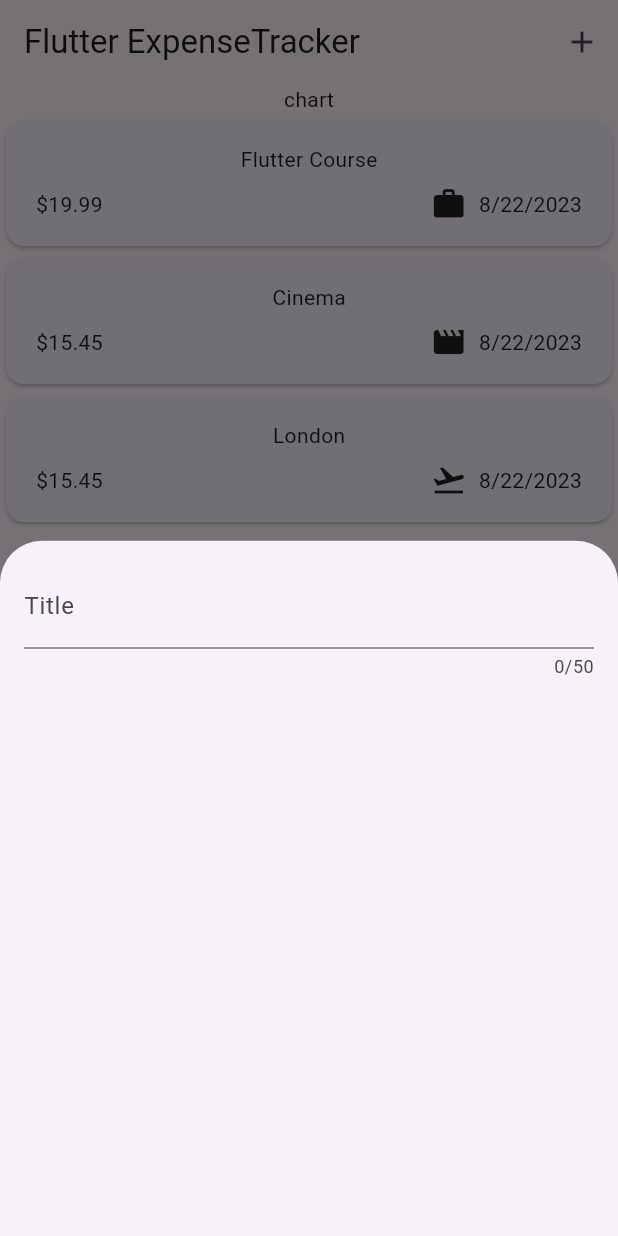
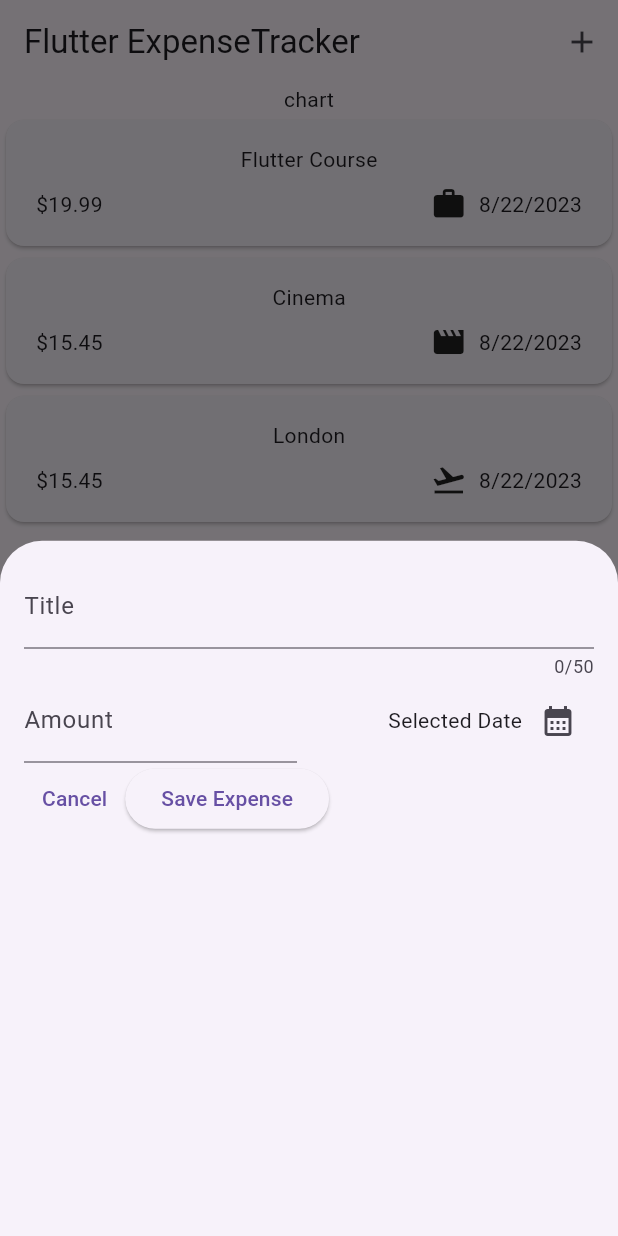
Before and after one commit to Gurjantrandahwa/expense_tracker_flutter_app, a Flutter app: the screen it shows after launch, after a tap on the "add" icon, on a phone screen of 412 x 824 dp. Run offline on Flutter 3.47's test engine with Material 2 defaults, Android fonts, the phone set to English and light mode, and no system bars.

Commit message:
expense tracker app implemented

```diff
--- a/lib/widgets/new_expense.dart
+++ b/lib/widgets/new_expense.dart
@@ -8,15 +8,80 @@ class NewExpense extends StatefulWidget {
 }
 
 class _NewExpenseState extends State<NewExpense> {
+  // var _enteredTitle = "";
+  //
+  // void _saveTitleInput(String inputValue) {
+  //   _enteredTitle = inputValue;
+  // }
+
+  final _titleController = TextEditingController();
+  final _amountController = TextEditingController();
+
+  @override
+  void dispose() {
+    _titleController.dispose();
+    _amountController.dispose();
+    super.dispose();
+  }
+  void _presentDatePicker(){
+    final now = DateTime.now();
+    final firstDate = DateTime(now.year-1,now.month,now.day-1);
+    showDatePicker(context: context, initialDate: now, firstDate: firstDate, lastDate: now);
+  }
+
   @override
   Widget build(BuildContext context) {
-    return const Padding(
-      padding: EdgeInsets.all(16),
+    return Padding(
+      padding: const EdgeInsets.all(16),
       child: Column(
         children: [
           TextField(
+            controller: _titleController,
             maxLength: 50,
-            decoration: InputDecoration(label: Text("Title")),
+            decoration: const InputDecoration(
+              label: Text("Title"),
+            ),
+          ),
+          Row(
+            children: [
+              Expanded(
+                child: TextField(
+                  controller: _amountController,
+                  keyboardType: const TextInputType.numberWithOptions(),
+                  decoration: const InputDecoration(
+                      prefixText: '\$ ', label: Text("Amount")),
+                ),
+              ),
+              const SizedBox(width: 16),
+              Expanded(
+                child: Row(
+                  mainAxisAlignment: MainAxisAlignment.end,
+                  crossAxisAlignment: CrossAxisAlignment.center,
+                  children: [
+                    const Text('Selected Date'),
+                    IconButton(
+                        onPressed:_presentDatePicker,
+                        icon: const Icon(Icons.calendar_month)),
+                  ],
+                ),
+              ),
+            ],
+          ),
+          Row(
+            children: [
+              TextButton(
+                onPressed: () {
+                  Navigator.pop(context);
+                },
+                child: const Text('Cancel'),
+              ),
+              ElevatedButton(
+                  onPressed: () {
+                    print(_titleController.text);
+                    print(_amountController.text);
+                  },
+                  child: const Text('Save Expense')),
+            ],
           ),
         ],
       ),
```
